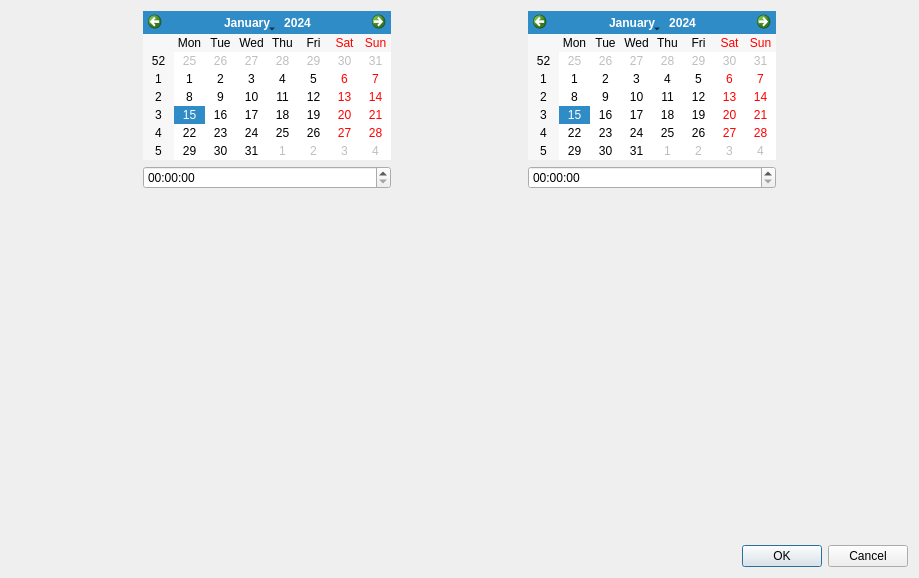
The window that src/timerangeeditor.ui (pasbi/TiRe) describes before a commit, drawn with Qt 5.
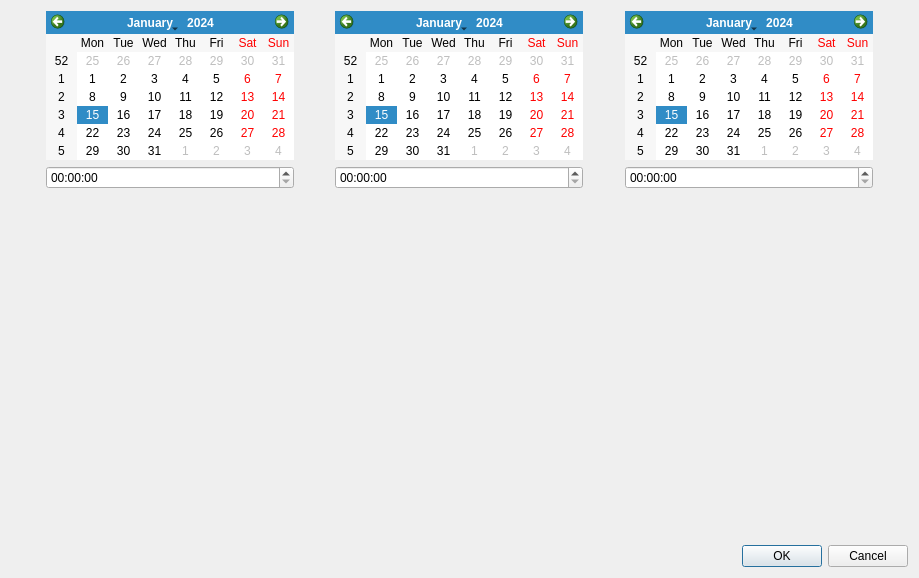
The same window after the commit. Custom widgets are drawn as their Qt base class.

Commit message: better UI for splitting intervals

Patch:
```diff
--- a/src/timerangeeditor.ui
+++ b/src/timerangeeditor.ui
@@ -13,7 +13,7 @@
   <property name="windowTitle">
    <string>Dialog</string>
   </property>
-  <layout class="QVBoxLayout" name="verticalLayout_3" stretch="0,1,0">
+  <layout class="QVBoxLayout" name="verticalLayout_4" stretch="0,1,0">
    <item>
     <layout class="QHBoxLayout" name="horizontalLayout">
      <item>
@@ -39,6 +39,29 @@
        </item>
       </layout>
      </item>
+     <item>
+      <spacer name="horizontalSpacer_4">
+       <property name="orientation">
+        <enum>Qt::Orientation::Horizontal</enum>
+       </property>
+       <property name="sizeHint" stdset="0">
+        <size>
+         <width>40</width>
+         <height>20</height>
+        </size>
+       </property>
+      </spacer>
+     </item>
+     <item>
+      <layout class="QVBoxLayout" name="verticalLayout_3">
+       <item>
+        <widget class="QCalendarWidget" name="cw_mid"/>
+       </item>
+       <item>
+        <widget class="QTimeEdit" name="te_mid"/>
+       </item>
+      </layout>
+     </item>
      <item>
       <spacer name="horizontalSpacer_2">
        <property name="orientation">
```
The commit also changes 5 other files.
